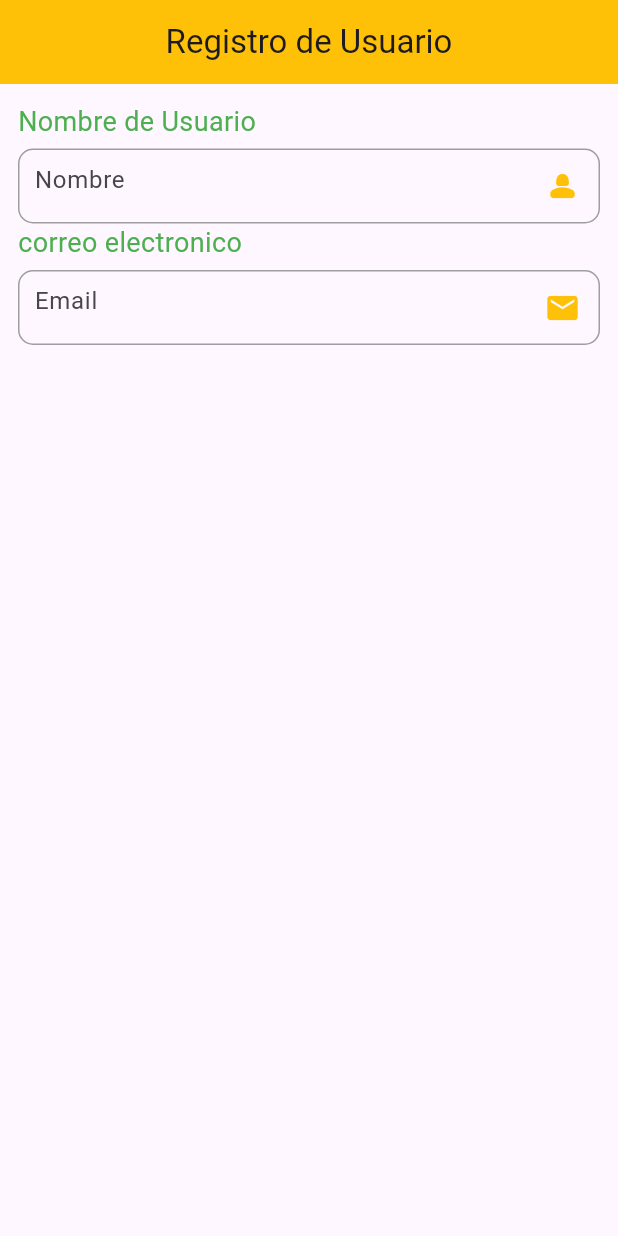
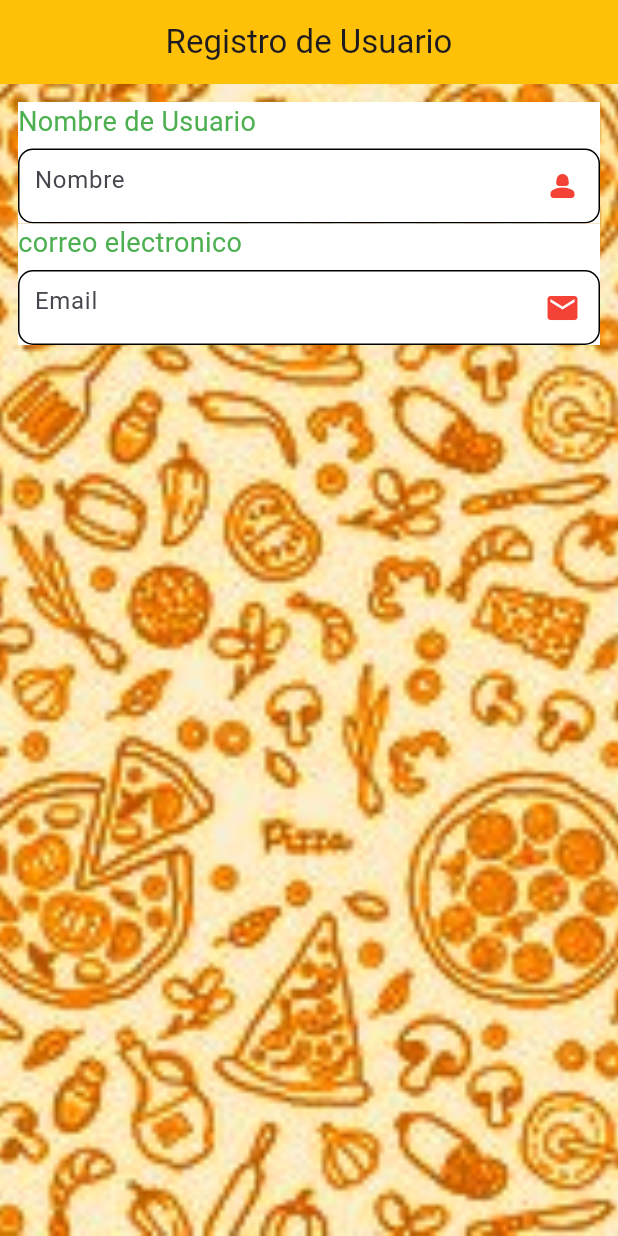
Before and after one commit to HaroldArguelloNic/mynapopizza, a Flutter app: the RegistrationPage screen opened directly, on a phone screen of 412 x 824 dp. Run offline on Flutter 3.47's test engine with Material 3 defaults, Android fonts, the phone set to English and light mode, and no system bars; our stand-ins replace google_fonts.

Commit message:
cambio de color en el background

```diff
--- a/lib/page/registration_page.dart
+++ b/lib/page/registration_page.dart
@@ -11,19 +11,28 @@ class RegistrationPage extends StatefulWidget {
 
 class _RegistrationPageState extends State<RegistrationPage> {
   @override
-  Widget build(BuildContext context) {
-    return Scaffold(
+  Widget build(BuildContext context) =>
+     Container(
+      decoration: const BoxDecoration(
+        image: DecorationImage(
+          image: AssetImage('assets/background2.jpg',),
+          fit: BoxFit.cover,)
+      ),
+      child: Scaffold(
+        backgroundColor: Colors.transparent,
         appBar: AppBar(
           title: const Text('Registro de Usuario'),
           centerTitle: true,
           backgroundColor: Colors.amber,
         ),
-      body: const Padding(
+        body:
+          const Padding(
           padding: EdgeInsets.all(12.0),
           child: Center(
                 child: SizedBox(
                   width:  450,
                   child: Column(
+
                     children: [
                       TextFieldWidget(
                         label: 'Nombre de Usuario',
@@ -41,12 +50,13 @@ class _RegistrationPageState extends State<RegistrationPage> {
                 ),
             ),
           ),
+        ),
     );
 
 
 
   }
-}
+
 
 
 class TextFieldWidget extends StatelessWidget{
@@ -69,7 +79,10 @@ this.isTextArea= false , this.controller
 
   @override
   Widget build(BuildContext context) {
-    return Column(
+    return Container(
+      color: Colors.white,
+
+      child: Column(
         crossAxisAlignment: CrossAxisAlignment.stretch,
         children: [
           Text(label, style:const TextStyle( color: Colors.green, fontSize: 18)  ),
@@ -77,7 +90,7 @@ this.isTextArea= false , this.controller
           Container(
             padding: const EdgeInsets.only(left: 10.0),
             decoration: BoxDecoration(
-            border: Border.all(color: Colors.grey),
+              border: Border.all(color: Colors.black),
               borderRadius: BorderRadius.circular(10.0),
             ),
             child: TextField(
@@ -86,12 +99,13 @@ this.isTextArea= false , this.controller
               decoration: InputDecoration(
                 border: InputBorder.none,
                 hintText: placeholder,
-              suffixIcon: icon != null ? Icon(icon, color: Colors.amber): null,
+                suffixIcon: icon != null ? Icon(icon, color: Colors.red): null,
 
               ),
             ),
           )
         ],
+      ),
     );
   }
 }
```
Also changed, not shown: assets/background.jpg (added), assets/background2.jpg (added). Lines whose indentation alone changed are shown as unchanged.
